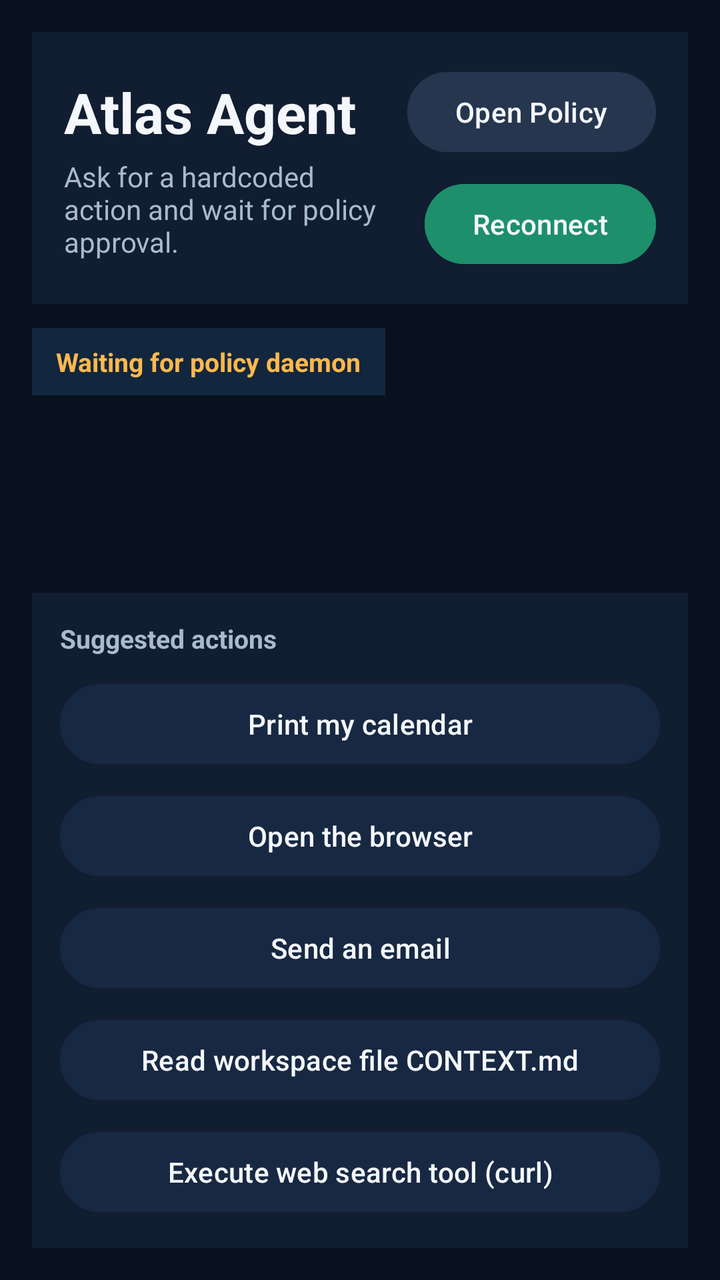
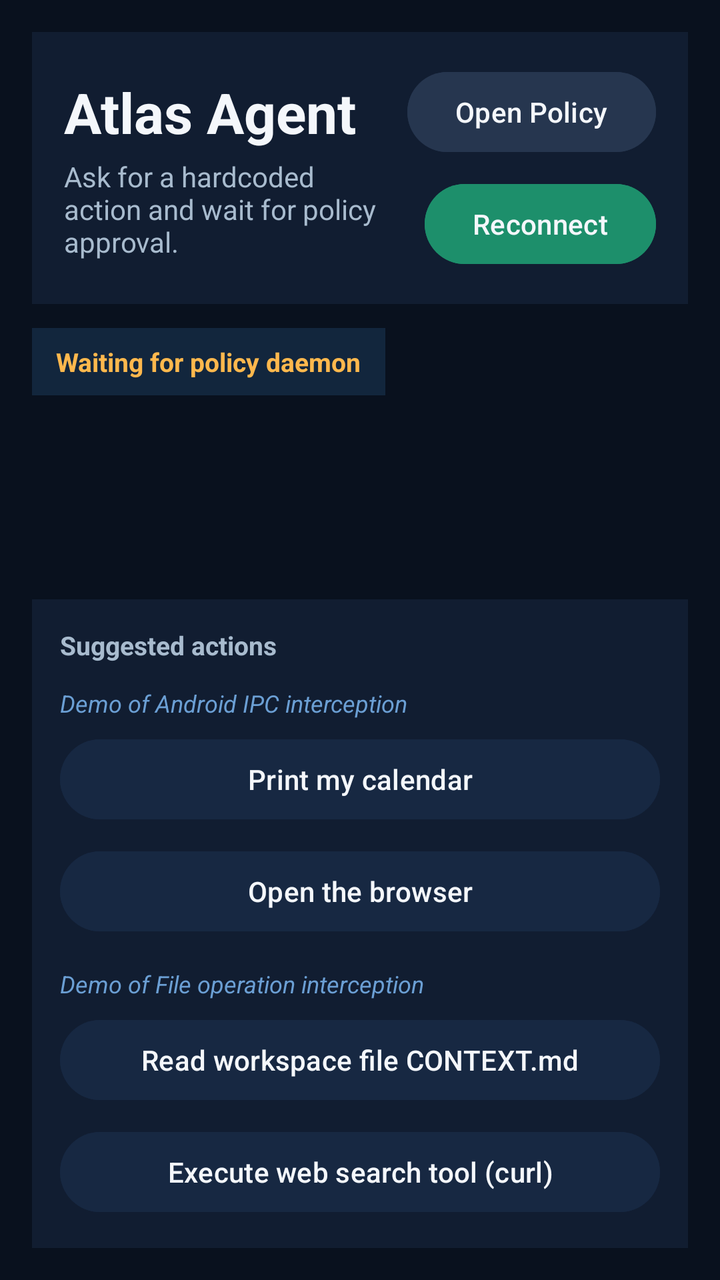

Compare the two renders of this Android layout. The source of the first and the diff that turns it into the second are given below.
<!-- AndroidManifest.xml: application theme Theme.SeccompDemo -->
<!-- res/layout/activity_main.xml -->
<?xml version="1.0" encoding="utf-8"?>
<LinearLayout xmlns:android="http://schemas.android.com/apk/res/android"
    android:layout_width="match_parent"
    android:layout_height="match_parent"
    android:background="#09111E"
    android:orientation="vertical"
    android:padding="16dp">

    <LinearLayout
        android:layout_width="match_parent"
        android:layout_height="wrap_content"
        android:background="#111D31"
        android:gravity="center_vertical"
        android:orientation="horizontal"
        android:padding="16dp">

        <LinearLayout
            android:layout_width="0dp"
            android:layout_height="wrap_content"
            android:layout_weight="1"
            android:orientation="vertical">

            <TextView
                android:layout_width="wrap_content"
                android:layout_height="wrap_content"
                android:text="Atlas Agent"
                android:textColor="#F4F7FB"
                android:textSize="28sp"
                android:textStyle="bold" />

            <TextView
                android:layout_width="wrap_content"
                android:layout_height="wrap_content"
                android:layout_marginTop="4dp"
                android:text="Ask for a hardcoded action and wait for policy approval."
                android:textColor="#A8BBCE"
                android:textSize="14sp" />
        </LinearLayout>

        <LinearLayout
            android:layout_width="wrap_content"
            android:layout_height="wrap_content"
            android:gravity="end"
            android:orientation="vertical">

            <Button
                android:id="@+id/openDaemonButton"
                android:layout_width="wrap_content"
                android:layout_height="wrap_content"
                android:backgroundTint="#26364F"
                android:text="Open Policy"
                android:textAllCaps="false"
                android:textColor="#F4F7FB" />

            <Button
                android:id="@+id/bindDaemonButton"
                android:layout_width="wrap_content"
                android:layout_height="wrap_content"
                android:layout_marginTop="8dp"
                android:backgroundTint="#1D8F6B"
                android:text="Reconnect"
                android:textAllCaps="false"
                android:textColor="#F4F7FB" />
        </LinearLayout>
    </LinearLayout>

    <TextView
        android:id="@+id/connectionStatusText"
        android:layout_width="wrap_content"
        android:layout_height="wrap_content"
        android:layout_marginTop="12dp"
        android:background="#12263D"
        android:paddingLeft="12dp"
        android:paddingTop="8dp"
        android:paddingRight="12dp"
        android:paddingBottom="8dp"
        android:text="Waiting for policy daemon"
        android:textColor="#FFB84D"
        android:textSize="13sp"
        android:textStyle="bold" />

    <androidx.core.widget.NestedScrollView
        android:id="@+id/chatScroll"
        android:layout_width="match_parent"
        android:layout_height="0dp"
        android:layout_marginTop="14dp"
        android:layout_weight="1"
        android:clipToPadding="false"
        android:paddingBottom="8dp">

        <LinearLayout
            android:id="@+id/chatContainer"
            android:layout_width="match_parent"
            android:layout_height="wrap_content"
            android:orientation="vertical" />
    </androidx.core.widget.NestedScrollView>

    <LinearLayout
        android:id="@+id/responseCard"
        android:layout_width="match_parent"
        android:layout_height="wrap_content"
        android:layout_marginTop="10dp"
        android:background="#111D31"
        android:orientation="vertical"
        android:padding="14dp"
        android:visibility="gone">

        <TextView
            android:id="@+id/responseTitleText"
            android:layout_width="wrap_content"
            android:layout_height="wrap_content"
            android:text="Response"
            android:textColor="#9FE870"
            android:textSize="14sp"
            android:textStyle="bold" />

        <TextView
            android:id="@+id/responseText"
            android:layout_width="match_parent"
            android:layout_height="wrap_content"
            android:layout_marginTop="8dp"
            android:background="#0C1525"
            android:fontFamily="monospace"
            android:padding="12dp"
            android:textColor="#E8F1FF"
            android:textSize="13sp" />
    </LinearLayout>

    <LinearLayout
        android:layout_width="match_parent"
        android:layout_height="wrap_content"
        android:layout_marginTop="14dp"
        android:background="#111D31"
        android:orientation="vertical"
        android:padding="14dp">

        <TextView
            android:layout_width="wrap_content"
            android:layout_height="wrap_content"
            android:text="Suggested actions"
            android:textColor="#A8BBCE"
            android:textSize="13sp"
            android:textStyle="bold" />

        <Button
            android:id="@+id/calendarActionButton"
            android:layout_width="match_parent"
            android:layout_height="wrap_content"
            android:layout_marginTop="10dp"
            android:backgroundTint="#172842"
            android:enabled="false"
            android:text="Print my calendar"
            android:textAllCaps="false"
            android:textColor="#F4F7FB" />

        <Button
            android:id="@+id/browserActionButton"
            android:layout_width="match_parent"
            android:layout_height="wrap_content"
            android:layout_marginTop="8dp"
            android:backgroundTint="#172842"
            android:enabled="false"
            android:text="Open the browser"
            android:textAllCaps="false"
            android:textColor="#F4F7FB" />

        <Button
            android:id="@+id/emailActionButton"
            android:layout_width="match_parent"
            android:layout_height="wrap_content"
            android:layout_marginTop="8dp"
            android:backgroundTint="#172842"
            android:enabled="false"
            android:text="Send an email"
            android:textAllCaps="false"
            android:textColor="#F4F7FB" />

        <Button
            android:id="@+id/readContextActionButton"
            android:layout_width="match_parent"
            android:layout_height="wrap_content"
            android:layout_marginTop="8dp"
            android:backgroundTint="#172842"
            android:enabled="false"
            android:text="Read workspace file CONTEXT.md"
            android:textAllCaps="false"
            android:textColor="#F4F7FB" />

        <Button
            android:id="@+id/execCurlActionButton"
            android:layout_width="match_parent"
            android:layout_height="wrap_content"
            android:layout_marginTop="8dp"
            android:backgroundTint="#172842"
            android:enabled="false"
            android:text="Execute web search tool (curl)"
            android:textAllCaps="false"
            android:textColor="#F4F7FB" />
    </LinearLayout>
</LinearLayout>
<!-- resources referenced by this layout -->
<resources>
  <style name="Theme.SeccompDemo" parent="Theme.Material3.DayNight.NoActionBar">
          <item name="android:statusBarColor" tools:targetApi="l">#101820</item>
      </style>
</resources>

<!-- the commit's change to res/layout/activity_main.xml (unified diff, before → after) -->
@@ -142,11 +142,20 @@
             android:textSize="13sp"
             android:textStyle="bold" />
 
+        <TextView
+            android:layout_width="wrap_content"
+            android:layout_height="wrap_content"
+            android:layout_marginTop="12dp"
+            android:text="Demo of Android IPC interception"
+            android:textColor="#6B9FD4"
+            android:textSize="12sp"
+            android:textStyle="italic" />
+
         <Button
             android:id="@+id/calendarActionButton"
             android:layout_width="match_parent"
             android:layout_height="wrap_content"
-            android:layout_marginTop="10dp"
+            android:layout_marginTop="6dp"
             android:backgroundTint="#172842"
             android:enabled="false"
             android:text="Print my calendar"
@@ -164,22 +173,20 @@
             android:textAllCaps="false"
             android:textColor="#F4F7FB" />
 
-        <Button
-            android:id="@+id/emailActionButton"
-            android:layout_width="match_parent"
-            android:layout_height="wrap_content"
-            android:layout_marginTop="8dp"
-            android:backgroundTint="#172842"
-            android:enabled="false"
-            android:text="Send an email"
-            android:textAllCaps="false"
-            android:textColor="#F4F7FB" />
+        <TextView
+            android:layout_width="wrap_content"
+            android:layout_height="wrap_content"
+            android:layout_marginTop="14dp"
+            android:text="Demo of File operation interception"
+            android:textColor="#6B9FD4"
+            android:textSize="12sp"
+            android:textStyle="italic" />
 
         <Button
             android:id="@+id/readContextActionButton"
             android:layout_width="match_parent"
             android:layout_height="wrap_content"
-            android:layout_marginTop="8dp"
+            android:layout_marginTop="6dp"
             android:backgroundTint="#172842"
             android:enabled="false"
             android:text="Read workspace file CONTEXT.md"
